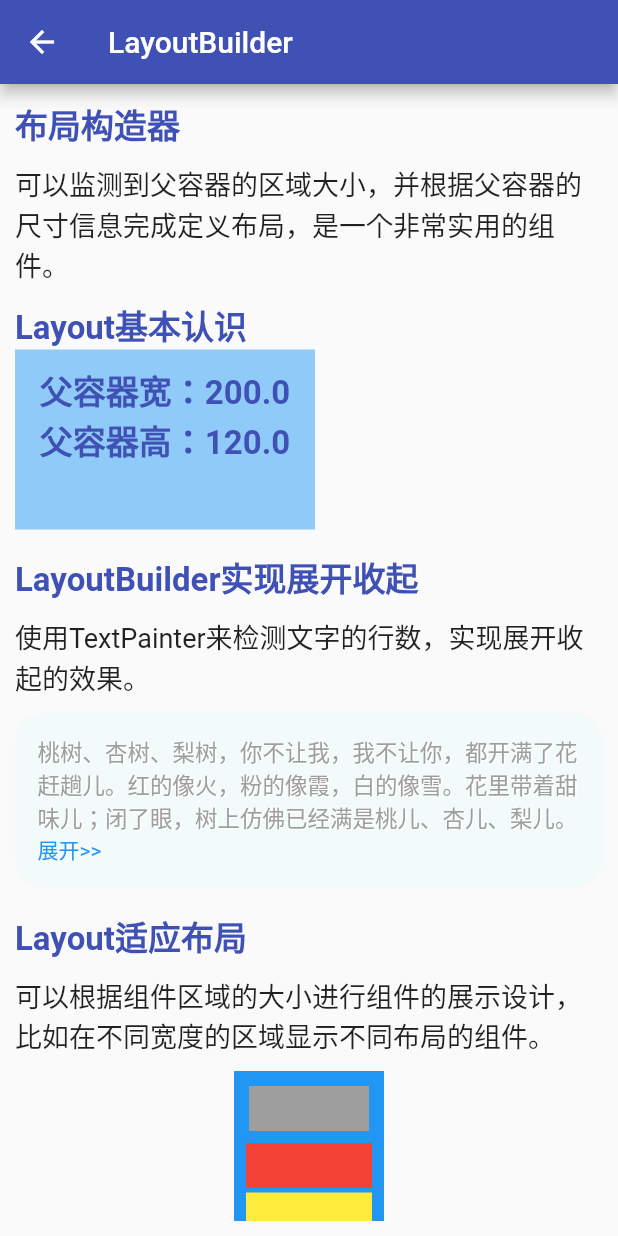
After one commit to ziqicongdonglai/flutter_learning, a Flutter app: the LayoutBuilderWidget screen opened by its route, on a phone screen of 412 x 824 dp. The commit adds this screen. Run offline on Flutter 3.47's test engine with Material 2 defaults, Android fonts, the phone set to English and light mode, and no system bars; missing offline and left inert: dart:ffi.

Commit message:
feat: flutter组件学习（13）

```diff
--- a/flutter_demo/lib/common/data.dart
+++ b/flutter_demo/lib/common/data.dart
@@ -187,11 +187,16 @@ final singleRenderList = <ContainerInfo>[
   ContainerInfo(
       'Box', '装饰盒、定尺寸盒、适应盒、限制盒、约束盒、分率盒、比例盒、溢出盒、尺寸溢出盒、旋转盒、颜色盒。', '/box'),
   ContainerInfo('AlignPadding', '对齐组件、基线组件、边距组件。', '/align_padding'),
-  ContainerInfo('CustomPaint', '绘制组件。', '/custom_paint'),
-  ContainerInfo('ColorFiltered', '滤色器相关。', '/color_filter'),
-  ContainerInfo('Builder', '布局构造器。', '/builder'),
-  ContainerInfo('Pointer', '忽视点击、吸收点击。', '/pointer'),
-  ContainerInfo('Intrinsic', '固有宽、固有高组件。', '/intrinsic'),
+  ContainerInfo('CustomPaint', '绘制组件，可实现一些复杂的自定义绘制组件，是Flutter中自定义组件的灵魂组件。',
+      '/custom_paint'),
+  ContainerInfo('ColorFiltered', '滤色器，可容纳一个子组件，并将组件按照29种叠色模式和任意组件混合，非常强大。。',
+      '/color_filter'),
+  ContainerInfo('LayoutBuilder',
+      '布局构造器，可以监测到父容器的区域大小，并根据父容器的尺寸信息完成定义布局，是一个非常实用的组件。', '/layout_builder'),
+  ContainerInfo(
+      'OffStage', '消失组件，可容纳一个子组件，可更改其消失与否。offstage属性为true表示隐藏。', '/offstage'),
+  ContainerInfo(
+      'Opacity', '透明度组件，可容纳一个子组件，将其透明度变为opacity值，取值在0-1之间。', '/opacity'),
   ContainerInfo('Transform', '变换组件。', '/transform'),
   ContainerInfo('RepaintBoundary', '重绘边界组件。', '/repaint_boundary'),
   ContainerInfo('PhysicalShape', '物理形状组件。', '/physical_shape'),
--- a/flutter_demo/lib/common/routes.dart
+++ b/flutter_demo/lib/common/routes.dart
@@ -8,6 +8,9 @@ import 'package:flutter_demo/widget/single/box_widget.dart';
 import 'package:flutter_demo/widget/single/clip_widget.dart';
 import 'package:flutter_demo/widget/single/color_filter_widget.dart';
 import 'package:flutter_demo/widget/single/custom_paint_widget.dart';
+import 'package:flutter_demo/widget/single/layout_builder_widget.dart';
+import 'package:flutter_demo/widget/single/offstage_widget.dart';
+import 'package:flutter_demo/widget/single/opacity_widget.dart';
 import 'package:flutter_demo/widget/stateful/animatedbuilder_widget.dart';
 import 'package:flutter_demo/widget/stateful/animatedcontainer_widget.dart';
 import 'package:flutter_demo/widget/stateful/animatedeffect_widget.dart';
@@ -162,6 +165,9 @@ Map<String, Widget Function(BuildContext)> routes = {
   '/align_padding': (context) => const AlignPaddingWidget(),
   '/custom_paint': (context) => const CustomPaintWidget(),
   '/color_filter': (context) => const ColorFilterWidget(),
+  '/layout_builder': (context) => const LayoutBuilderWidget(),
+  '/offstage': (context) => const OffstageWidget(),
+  '/opacity': (context) => const OpacityWidget(),
   // 示例导航
   '/demo-page': (context) => const DemoPage(),
   '/plant-shop': (context) => const PlantShop(),
--- a/flutter_demo/lib/widget/single/custom_paint_widget.dart
+++ b/flutter_demo/lib/widget/single/custom_paint_widget.dart
@@ -190,7 +190,7 @@ class BasicPainter extends CustomPainter {
     // 绘制贝塞尔曲线
     //cubicTo(double x1, double y1, double x2, double y2, double x3, double y3)
     //定点(x3,y3)，控制点(x1,y1)和(x2, y2)。
-    //调用cubicTo前⼀般先moveTo(x0,y0)确认起始点。
+    //调用cubicTo前一般先moveTo(x0,y0)确认起始点。
     //起点(x0,y0)，终点(x3,y3),
     //(x1,y1)指示起点切线方向，(x2,y2)指示终点切线方向。(x1,y1)和(x2,y2)要在绘制路径范围内。
     path.reset();
--- /dev/null
+++ b/flutter_demo/lib/widget/single/layout_builder_widget.dart
@@ -0,0 +1,228 @@
+import 'package:flutter/material.dart';
+import 'package:flutter_demo/common/style.dart';
+
+class LayoutBuilderWidget extends StatefulWidget {
+  const LayoutBuilderWidget({Key? key}) : super(key: key);
+
+  @override
+  State<LayoutBuilderWidget> createState() => _LayoutBuilderWidgetState();
+}
+
+class _LayoutBuilderWidgetState extends State<LayoutBuilderWidget> {
+  final text = '桃树、杏树、梨树，你不让我，我不让你，都开满了花赶趟儿。'
+      '红的像火，粉的像霞，白的像雪。'
+      '花⾥带着甜味儿；闭了眼，树上仿佛已经满是桃儿、杏儿、梨儿。'
+      '花下成千成百的蜜蜂嗡嗡地闹着，大小的蝴蝶飞来飞去。'
+      '野花遍地是：杂样儿，有名字的，没名字的，散在草丛⾥，像眼睛，像星星，还眨呀眨的。';
+
+  bool expand = false;
+  int maxLines = 3;
+
+  final style = const TextStyle(
+      fontSize: 15,
+      color: Colors.grey,
+      shadows: [Shadow(color: Colors.white, offset: Offset(1, 1))]);
+
+  double _width = 100;
+
+  @override
+  Widget build(BuildContext context) {
+    return Scaffold(
+      appBar: AppBar(
+        title: const Text('LayoutBuilder'),
+      ),
+      body: Container(
+        padding: const EdgeInsets.all(10),
+        child: SingleChildScrollView(
+          child: Column(
+            crossAxisAlignment: CrossAxisAlignment.start,
+            children: <Widget>[
+              const Text(
+                '布局构造器',
+                style: titleStyle,
+              ),
+              Container(
+                margin: const EdgeInsets.symmetric(vertical: 10.0),
+                child: const Text(
+                  '可以监测到父容器的区域大小，并根据父容器的尺寸信息完成定义布局，是一个非常实用的组件。',
+                  style: descStyle,
+                ),
+              ),
+              const Text(
+                'Layout基本认识',
+                style: titleStyle,
+              ),
+              Container(
+                alignment: Alignment.center,
+                width: 200,
+                height: 120,
+                color: Colors.blue.shade200,
+                child: LayoutBuilder(
+                  builder: (_, zone) {
+                    return Text(
+                      '父容器宽：${zone.maxWidth}\n'
+                      '父容器高：${zone.maxHeight}\n',
+                      style: titleStyle,
+                    );
+                  },
+                ),
+              ),
+              const SizedBox(
+                height: 15,
+              ),
+              const Text(
+                'LayoutBuilder实现展开收起',
+                style: titleStyle,
+              ),
+              Container(
+                margin: const EdgeInsets.symmetric(vertical: 10.0),
+                child: const Text(
+                  '使用TextPainter来检测文字的行数，实现展开收起的效果。',
+                  style: descStyle,
+                ),
+              ),
+              Container(
+                decoration: BoxDecoration(
+                  color: Colors.cyanAccent.withAlpha(8),
+                  borderRadius:
+                      const BorderRadiusDirectional.all(Radius.circular(20)),
+                ),
+                padding: const EdgeInsets.all(15),
+                child: LayoutBuilder(
+                  builder: (context, size) {
+                    final painter = TextPainter(
+                      text: TextSpan(text: text, style: style),
+                      maxLines: maxLines,
+                      textDirection: TextDirection.ltr,
+                    );
+                    painter.layout(maxWidth: size.maxWidth);
+                    if (!painter.didExceedMaxLines) {
+                      return Text(text, style: style);
+                    }
+                    return Column(
+                      mainAxisSize: MainAxisSize.min,
+                      crossAxisAlignment: CrossAxisAlignment.start,
+                      children: <Widget>[
+                        Text(
+                          text,
+                          maxLines: expand ? null : 3,
+                          style: style,
+                        ),
+                        GestureDetector(
+                          onTap: () => setState(() {
+                            expand = !expand;
+                          }),
+                          child: Text(
+                            expand ? '<< 收起' : '展开>>',
+                            style: const TextStyle(color: Colors.blue),
+                          ),
+                        )
+                      ],
+                    );
+                  },
+                ),
+              ),
+              const SizedBox(
+                height: 15,
+              ),
+              const Text(
+                'Layout适应布局',
+                style: titleStyle,
+              ),
+              Container(
+                margin: const EdgeInsets.symmetric(vertical: 10.0),
+                child: const Text(
+                  '可以根据组件区域的大小进行组件的展示设计，比如在不同宽度的区域显示不同布局的组件。',
+                  style: descStyle,
+                ),
+              ),
+              Column(
+                children: <Widget>[
+                  SizedBox(
+                    width: _width,
+                    child: LayoutBuilder(
+                      builder: (_, zone) {
+                        if (zone.maxWidth <= 150) {
+                          return _buildType1();
+                        } else {
+                          return _buildType2(zone);
+                        }
+                      },
+                    ),
+                  ),
+                  _buildSlider(),
+                ],
+              )
+            ],
+          ),
+        ),
+      ),
+    );
+  }
+
+  Widget _buildSlider() {
+    return Slider(
+      min: 50,
+      max: 300,
+      label: "父宽：${_width.toStringAsFixed(1)}",
+      value: _width,
+      onChanged: (v) => setState(() {
+        _width = v;
+      }),
+    );
+  }
+
+  Widget _buildType1() => Container(
+        color: Colors.blue,
+        child: Column(
+          children: <Widget>[
+            _buildTitle(),
+            Padding(
+              padding: const EdgeInsets.all(8.0),
+              child: _buildContent(),
+            )
+          ],
+        ),
+      );
+
+  Widget _buildType2(BoxConstraints zone) => Container(
+        height: 100,
+        width: zone.maxWidth,
+        color: Colors.orange,
+        child: Row(
+          children: <Widget>[
+            Container(
+              margin: const EdgeInsets.all(10),
+              height: 80,
+              width: 30,
+              color: Colors.grey,
+            ),
+            Expanded(child: _buildContent())
+          ],
+        ),
+      );
+
+  Widget _buildTitle() => Container(
+        margin: const EdgeInsets.only(left: 10, right: 10, top: 10),
+        color: Colors.grey,
+        height: 30,
+      );
+
+  Widget _buildContent() => Wrap(
+        runSpacing: 3,
+        children: <Widget>[
+          Container(
+            color: Colors.red,
+            height: 30,
+          ),
+          Container(
+            color: Colors.yellow,
+            height: 30,
+          ),
+          Container(
+            color: Colors.green,
+            height: 30,
+          ),
+        ],
+      );
+}
```
Also changed, not shown: flutter_demo/lib/widget/single/offstage_widget.dart (added, +72 -0 lines), flutter_demo/lib/widget/single/opacity_widget.dart (added, +64 -0 lines).
